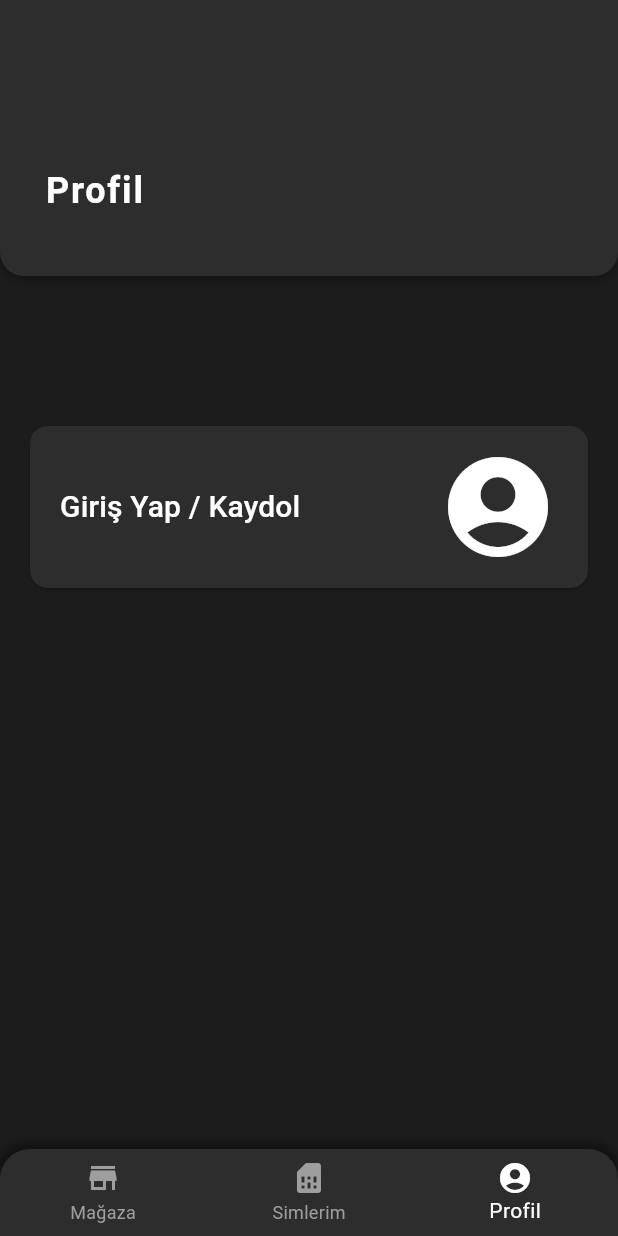
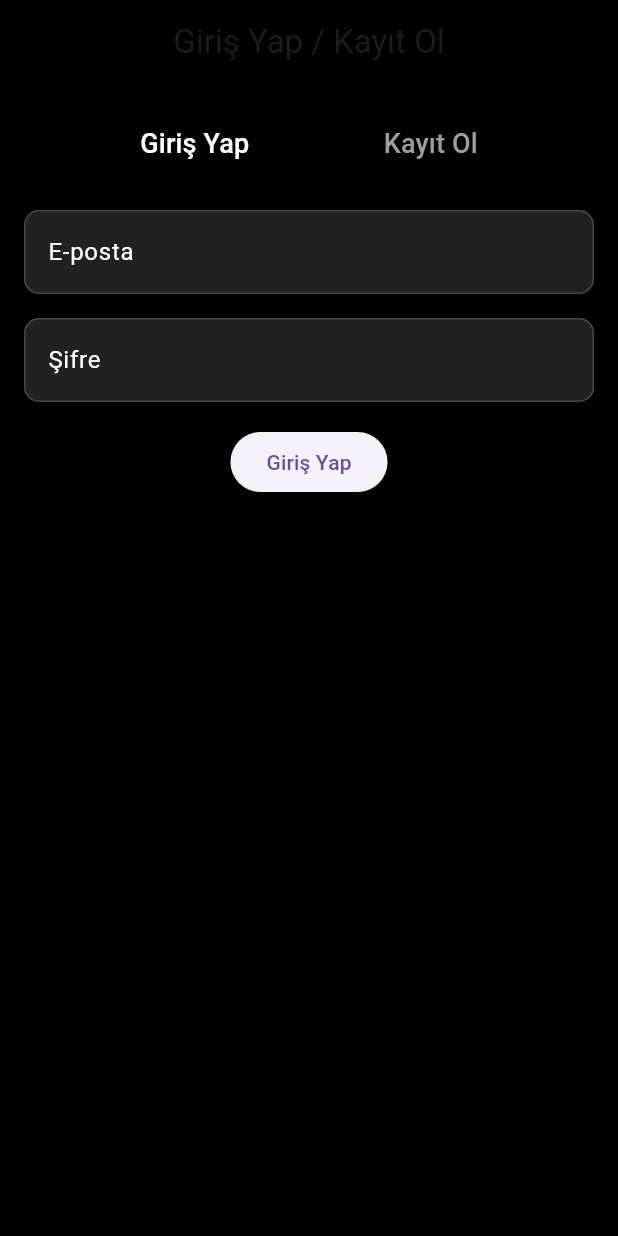
Before and after one commit to Butcher3-8/NeoSim, a Flutter app: the screen it shows after launch, item 3 of the bottom bar chosen, after a tap on "Giriş Yap / Kaydol", on a phone screen of 412 x 824 dp. Run offline on Flutter 3.47's test engine with Material 3 defaults, Android fonts, the phone set to English and light mode, and no system bars; our stand-ins replace go_router, lottie.

Commit message:
login_screen eklendi
27.03.2025
10.51

```diff
--- a/lib/core/routes.dart
+++ b/lib/core/routes.dart
@@ -2,8 +2,9 @@
 import 'package:go_router/go_router.dart';
 import '../screens/loading_screen.dart';
 import '../screens/home_screen.dart';
-import '../screens/profile_screen.dart'; // Profil ekranı
-import '../screens/my_esim_screen.dart'; // Simlerim ekranı
+import '../screens/profile_screen.dart';
+import '../screens/my_esim_screen.dart';
+import '../screens/login_screen.dart'; // Login ekranını ekledik
 
 // Router yapılandırması
 final router = GoRouter(
@@ -19,11 +20,15 @@
     ),
     GoRoute(
       path: '/profile',
-      builder: (context, state) => const ProfileScreen(), // Profil ekranı
+      builder: (context, state) => const ProfileScreen(),
     ),
     GoRoute(
       path: '/my_esim',
-      builder: (context, state) => const MyEsimScreen(), // Simlerim ekranı
+      builder: (context, state) => const MyEsimScreen(),
+    ),
+    GoRoute(
+      path: '/login',
+      builder: (context, state) => const LoginScreen(), // Login ekranı rotaya eklendi
     ),
   ],
 );
--- a/lib/main.dart
+++ b/lib/main.dart
@@ -1,14 +1,10 @@
 import 'package:flutter/material.dart';
-import 'package:flutter_app/core/routes.dart';
-
+import 'package:go_router/go_router.dart'; // GoRouter import edilmesi gerekiyor
+import 'core/routes.dart';  // Burada routes.dart dosyanızı doğru şekilde import ettiğinizden emin olun
 
 void main() {
   WidgetsFlutterBinding.ensureInitialized();  // Flutter widget'larını başlat
   runApp(const MyApp());
-}
-
-class WidgetsFlutterBinding {
-  static void ensureInitialized() {}
 }
 
 class MyApp extends StatelessWidget {
@@ -22,7 +18,7 @@ class MyApp extends StatelessWidget {
         primarySwatch: Colors.blue,
         visualDensity: VisualDensity.adaptivePlatformDensity,
       ),
-      routerConfig: router,  // go_router yapılandırmamızı kullan
+      routerConfig: router,  // GoRouter yapılandırmasını buraya bağladık
       debugShowCheckedModeBanner: false,  // Debug bandını kaldır
     );
   }
--- a/lib/screens/home_screen.dart
+++ b/lib/screens/home_screen.dart
@@ -12,6 +12,7 @@ class HomeScreen extends StatefulWidget {
 
 class _HomeScreenState extends State<HomeScreen> with SingleTickerProviderStateMixin {
   int _selectedIndex = 0;
+  bool isLocalSelected = true;
   late AnimationController _controller;
   late Animation<double> _scaleAnimation;
 
@@ -26,6 +27,8 @@ class _HomeScreenState extends State<HomeScreen> with SingleTickerProviderStateM
     {'name': 'İtalya', 'image': 'assets/flags/italy.png'},
     {'name': 'Kuzey Kıbrıs Türk Cumhuriyeti', 'image': 'assets/flags/northern-cyprus.png'},
     {'name': 'Kuzey Makedonya', 'image': 'assets/flags/republic-of-macedonia.png'},
+
+
 
   ];
 
@@ -113,14 +116,19 @@ class _HomeScreenState extends State<HomeScreen> with SingleTickerProviderStateM
                 ),
                 const SizedBox(height: 16),
 
-                // En Çok Tercih Edilenler Başlığı
-                const Align(
-                  alignment: Alignment.centerLeft,
-                  child: Padding(
-                    padding: EdgeInsets.symmetric(vertical: 8.0),
-                    child: Text(
-                      'En Çok Tercih Edilenler',
-                      style: TextStyle(fontSize: 18, color: Colors.white, fontWeight: FontWeight.bold),
+                // Arama Çubuğu
+                Container(
+                  height: 45,
+                  decoration: BoxDecoration(
+                    color: Colors.white,
+                    borderRadius: BorderRadius.circular(10),
+                  ),
+                  child: TextField(
+                    decoration: InputDecoration(
+                      hintText: "150'den fazla ülkede hızlı veri kullanımı...",
+                      prefixIcon: const Icon(Icons.search, color: Colors.grey),
+                      border: InputBorder.none,
+                      contentPadding: const EdgeInsets.only(left: 10, top: 10),
                     ),
                   ),
                 ),
@@ -129,6 +137,18 @@ class _HomeScreenState extends State<HomeScreen> with SingleTickerProviderStateM
           ),
 
           const SizedBox(height: 16),
+
+          // En Çok Tercih Edilenler Başlığı
+Align(
+  alignment: Alignment.centerLeft,
+  child: Padding(
+    padding: EdgeInsets.symmetric(horizontal: 16.0, vertical: 10.0),
+    child: Text(
+      'En Çok Tercih Edilenler',
+      style: TextStyle(fontSize: 20, color: Colors.white, fontWeight: FontWeight.bold),
+    ),
+  ),
+),
 
           // Ülke Butonları
           Expanded(
--- a/lib/screens/login_screen.dart
+++ b/lib/screens/login_screen.dart
@@ -0,0 +1,143 @@
+import 'package:flutter/material.dart';
+
+class LoginScreen extends StatefulWidget {
+  const LoginScreen({super.key});
+
+  @override
+  _LoginScreenState createState() => _LoginScreenState();
+}
+
+class _LoginScreenState extends State<LoginScreen> {
+  bool isLogin = true; // Varsayılan olarak giriş ekranı gösterilecek
+
+  @override
+  Widget build(BuildContext context) {
+    return Scaffold(
+      backgroundColor: Colors.black,
+      appBar: AppBar(
+        backgroundColor: Colors.black,
+        title: const Text('Giriş Yap / Kayıt Ol'),
+        centerTitle: true,
+      ),
+      body: Padding(
+        padding: const EdgeInsets.all(16.0),
+        child: Column(
+          children: [
+            Row(
+              mainAxisAlignment: MainAxisAlignment.spaceEvenly,
+              children: [
+                TextButton(
+                  onPressed: () {
+                    setState(() {
+                      isLogin = true;
+                    });
+                  },
+                  style: TextButton.styleFrom(
+                    foregroundColor: isLogin ? Colors.white : Colors.grey,
+                  ),
+                  child: const Text('Giriş Yap', style: TextStyle(fontSize: 18)),
+                ),
+                TextButton(
+                  onPressed: () {
+                    setState(() {
+                      isLogin = false;
+                    });
+                  },
+                  style: TextButton.styleFrom(
+                    foregroundColor: !isLogin ? Colors.white : Colors.grey,
+                  ),
+                  child: const Text('Kayıt Ol', style: TextStyle(fontSize: 18)),
+                ),
+              ],
+            ),
+            const SizedBox(height: 20),
+            isLogin ? _buildLoginForm() : _buildRegisterForm(),
+          ],
+        ),
+      ),
+    );
+  }
+
+  Widget _buildLoginForm() {
+    return Column(
+      children: [
+        TextField(
+          decoration: InputDecoration(
+            labelText: 'E-posta',
+            labelStyle: const TextStyle(color: Colors.white),
+            filled: true,
+            fillColor: Colors.grey[900],
+            border: OutlineInputBorder(borderRadius: BorderRadius.circular(10)),
+          ),
+          style: const TextStyle(color: Colors.white),
+        ),
+        const SizedBox(height: 16),
+        TextField(
+          obscureText: true,
+          decoration: InputDecoration(
+            labelText: 'Şifre',
+            labelStyle: const TextStyle(color: Colors.white),
+            filled: true,
+            fillColor: Colors.grey[900],
+            border: OutlineInputBorder(borderRadius: BorderRadius.circular(10)),
+          ),
+          style: const TextStyle(color: Colors.white),
+        ),
+        const SizedBox(height: 16),
+        ElevatedButton(
+          onPressed: () {
+            // Giriş işlemi
+          },
+          child: const Text('Giriş Yap'),
+        ),
+      ],
+    );
+  }
+
+  Widget _buildRegisterForm() {
+    return Column(
+      children: [
+        TextField(
+          decoration: InputDecoration(
+            labelText: 'Ad Soyad',
+            labelStyle: const TextStyle(color: Colors.white),
+            filled: true,
+            fillColor: Colors.grey[900],
+            border: OutlineInputBorder(borderRadius: BorderRadius.circular(10)),
+          ),
+          style: const TextStyle(color: Colors.white),
+        ),
+        const SizedBox(height: 16),
+        TextField(
+          decoration: InputDecoration(
+            labelText: 'E-posta',
+            labelStyle: const TextStyle(color: Colors.white),
+            filled: true,
+            fillColor: Colors.grey[900],
+            border: OutlineInputBorder(borderRadius: BorderRadius.circular(10)),
+          ),
+          style: const TextStyle(color: Colors.white),
+        ),
+        const SizedBox(height: 16),
+        TextField(
+          obscureText: true,
+          decoration: InputDecoration(
+            labelText: 'Şifre',
+            labelStyle: const TextStyle(color: Colors.white),
+            filled: true,
+            fillColor: Colors.grey[900],
+            border: OutlineInputBorder(borderRadius: BorderRadius.circular(10)),
+          ),
+          style: const TextStyle(color: Colors.white),
+        ),
+        const SizedBox(height: 16),
+        ElevatedButton(
+          onPressed: () {
+            // Kayıt işlemi
+          },
+          child: const Text('Kayıt Ol'),
+        ),
+      ],
+    );
+  }
+}
--- a/lib/screens/profile_screen.dart
+++ b/lib/screens/profile_screen.dart
@@ -1,6 +1,6 @@
 import 'package:flutter/material.dart';
 import 'package:flutter_app/services/bottom_navigation_bar.dart';
-import 'package:go_router/go_router.dart';
+import 'package:go_router/go_router.dart'; // GoRouter'ı import etmeyi unutmayın
 import '../widgets/bottom_navigation_bar.dart';
 
 class ProfileScreen extends StatefulWidget {
@@ -77,7 +77,7 @@ class _ProfileScreenState extends State<ProfileScreen> {
 
           // Giriş Yap / Kaydol Butonu
           Padding(
-            padding: const EdgeInsets.symmetric(horizontal: 20, vertical:100), // Yukarıdaki boşluk burada artırıldı
+            padding: const EdgeInsets.symmetric(horizontal: 20, vertical: 100), // Yukarıdaki boşluk burada artırıldı
             child: ElevatedButton(
               style: ElevatedButton.styleFrom(
                 backgroundColor: const Color.fromARGB(255, 45, 45, 45), // Buton arka plan rengi
@@ -88,7 +88,7 @@ class _ProfileScreenState extends State<ProfileScreen> {
               ),
               onPressed: () {
                 // Giriş yap veya kaydol işlemi yapılacak
-                print('Giriş Yap / Kaydol tıklandı');
+                context.go('/login'); // Login ekranına git
               },
               child: Row(
                 mainAxisAlignment: MainAxisAlignment.spaceBetween,
```
